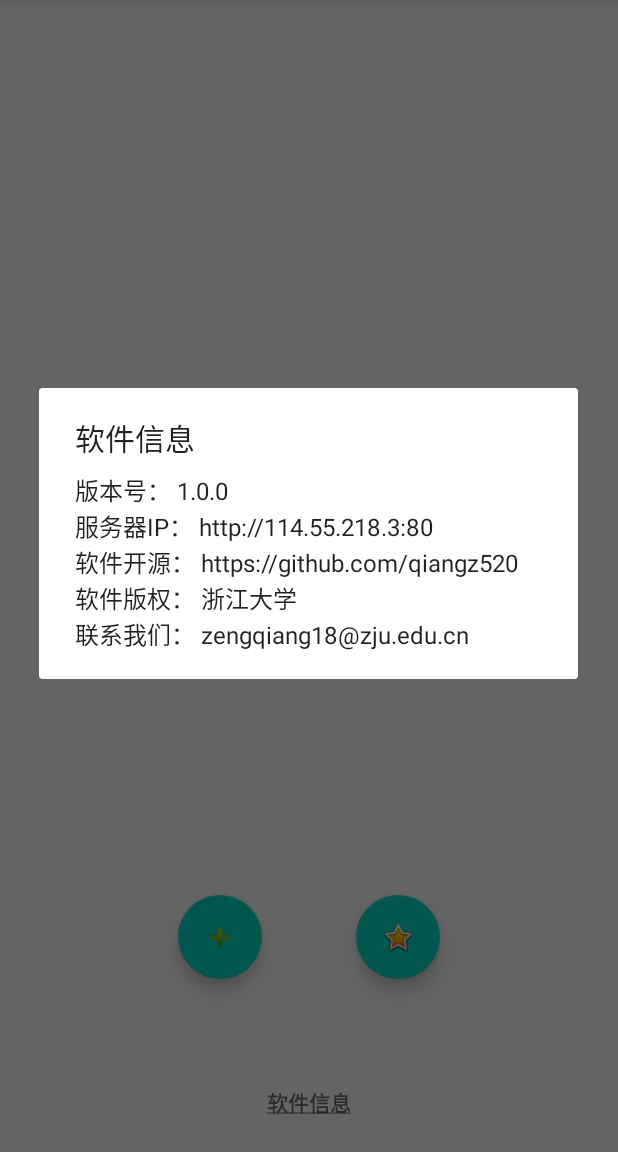
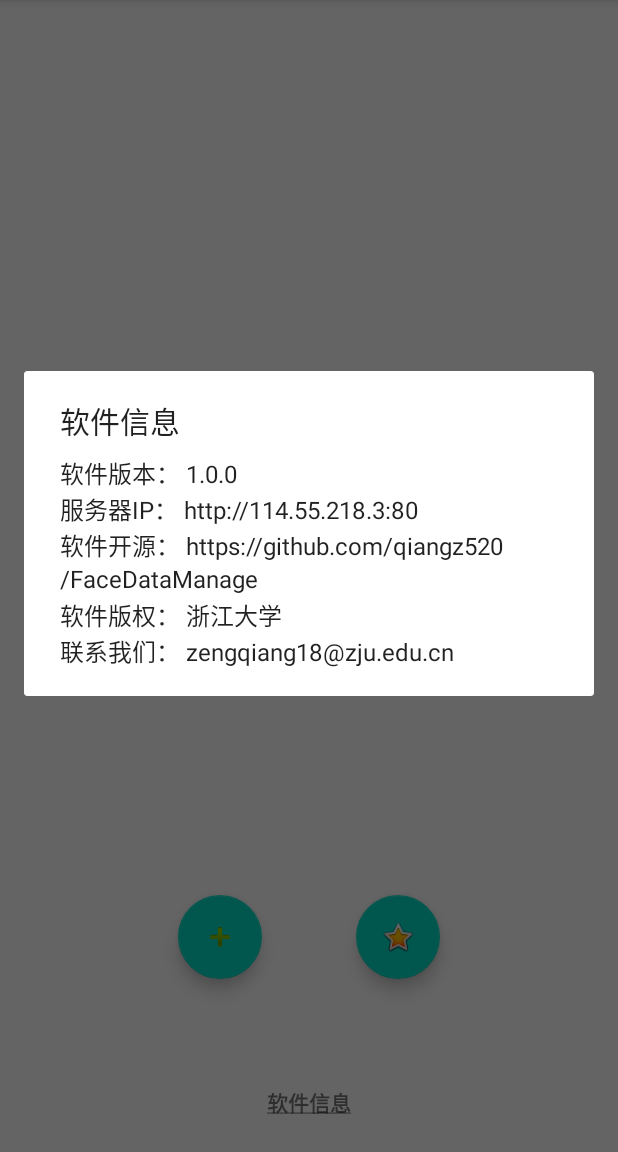
Before and after one commit to qiangcraft/FaceDataManage, an Android app: the screen it shows after launch (MainActivity), after a tap on "软件信息", on a phone screen of 412 x 824 dp, the part 84-1236 px from its top. Run offline under Robolectric (Android 15) with nearby library versions, the phone set to English and light mode, and no system bars; libraries missing offline, so code that uses them is left out: com.alibaba.fastjson, net.gotev.speech, org.tensorflow, org.tensorflow.contrib; 11 statements that could not run were skipped.

Commit message:
little changes

```diff
--- a/AddFace/app/src/main/java/com/example/addface/MainActivity.java
+++ b/AddFace/app/src/main/java/com/example/addface/MainActivity.java
@@ -65,7 +65,7 @@ import static com.example.addface.env.ImageUtils.resizeImage;
 public class MainActivity extends AppCompatActivity {
     public static final int FACE_SIZE = 112;
     public static final String VERSION_NO = "1.0.0";
-    public static final String OPEN_SOURCE_URL ="https://github.com/qiangz520";
+    public static final String OPEN_SOURCE_URL ="https://github.com/qiangz520/FaceDataManage";
     public static final String CONTACT_EMAIL = "zengqiang18@zju.edu.cn";
 
     //for Http Request
@@ -187,7 +187,7 @@ public class MainActivity extends AppCompatActivity {
     private void showInfo(){
         new AlertDialog.Builder(this)
                 .setTitle("软件信息")
-                .setMessage("版本号： "+VERSION_NO
+                .setMessage("软件版本： "+VERSION_NO
                         +"\n服务器IP： "+IP
                         +"\n软件开源： " +OPEN_SOURCE_URL
                         +"\n软件版权： 浙江大学"
@@ -304,7 +304,7 @@ public class MainActivity extends AppCompatActivity {
             @Override
             public void onResponse(Call call, Response response) throws IOException {
                 Log.d("OKHTTP", "onResponse: ");
-                speech.say(getString(R.string.succeed_get_faces));
+//                speech.say(getString(R.string.succeed_get_faces));
                 String responseData = response.body().string();
                 Message message = new Message();
                 message.obj = responseData;
```
Also changed, not shown: 4 other files.
